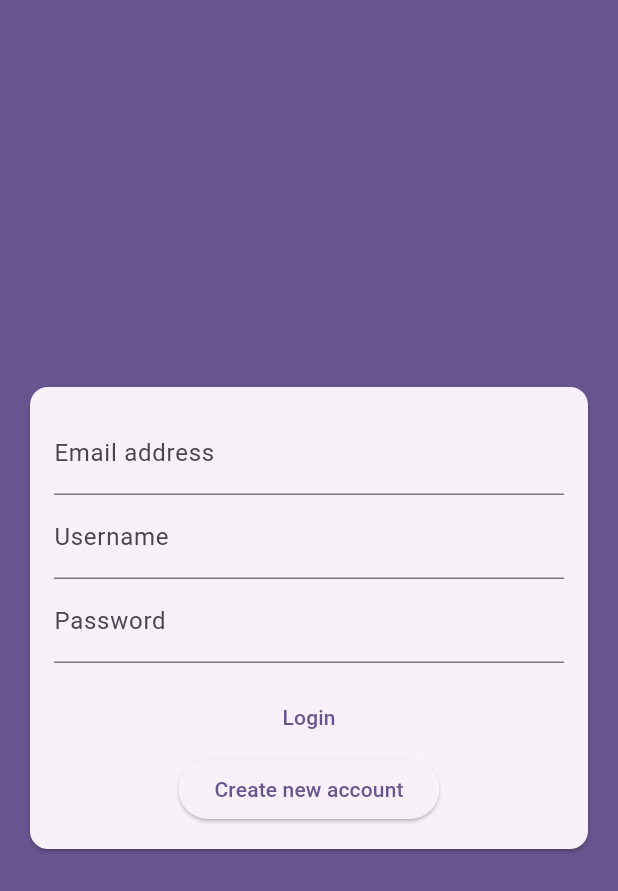
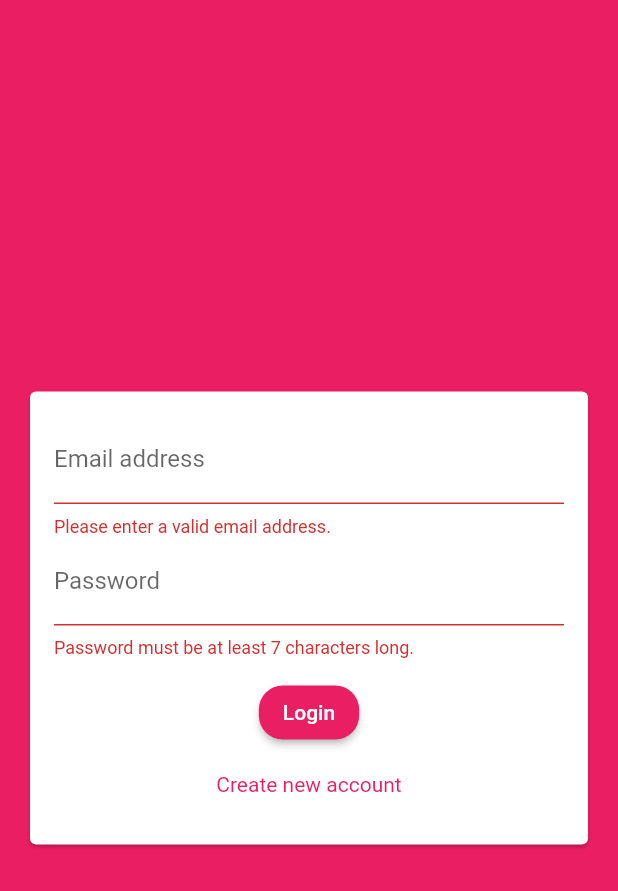
Before and after one commit to hyun56/chapter_14, a Flutter app: the screen it shows after launch, after a tap on "Login", on a phone screen of 412 x 824 dp. Shown: the top 891 px of the screen. Run offline on Flutter 3.47's test engine with Material 2 defaults, Android fonts, the phone set to English and light mode, and no system bars; our stand-ins replace cloud_firestore, firebase_core; accounts and stored records are empty.

Commit message:
325번까지

```diff
--- a/lib/main.dart
+++ b/lib/main.dart
@@ -19,8 +19,29 @@ class MyApp extends StatelessWidget {
     return MaterialApp(
       title: 'FlutterChat',
       theme: ThemeData(
-        colorScheme: ColorScheme.fromSeed(seedColor: Colors.deepPurple),
-        useMaterial3: true,
+        primarySwatch: Colors.pink,
+        colorScheme:
+            ColorScheme.fromSwatch(primarySwatch: Colors.pink).copyWith(
+          secondary: Colors.deepPurple,
+          // brightness: Brightness.dark,
+        ),
+        // primaryColor: Colors.pink,
+
+        elevatedButtonTheme: ElevatedButtonThemeData(
+          style: ElevatedButton.styleFrom(
+            backgroundColor: Colors.pink, // 버튼 배경색
+            foregroundColor: Colors.white, // 글씨색
+            shape: RoundedRectangleBorder(
+              borderRadius: BorderRadius.circular(16),
+            ),
+          ),
+        ),
+
+        /*textButtonTheme: TextButtonThemeData(
+            style: TextButton.styleFrom(
+          backgroundColor: Colors.white,
+          foregroundColor: Colors.pink,
+        )),*/
       ),
       home: AuthScreen(),
     );
--- a/lib/widgets/auth_form.dart
+++ b/lib/widgets/auth_form.dart
@@ -8,6 +8,26 @@ class AuthForm extends StatefulWidget {
 }
 
 class _AuthFormState extends State<AuthForm> {
+  final _formKey = GlobalKey<FormState>();
+  var _isLogin = true;
+  var _userEmail = '';
+  var _userName = '';
+  var _userPassword = '';
+
+  void _trySubmit() {
+    final isValid = _formKey.currentState!.validate(); // add !
+    FocusScope.of(context).unfocus(); // 양식 제출할 때 키보드 닫히게..?
+
+    if (isValid) {
+      _formKey.currentState!.save; // add !
+      print(_userEmail);
+      print(_userName);
+      print(_userPassword);
+
+      // Use those values to send out auth request ...
+    }
+  }
+
   @override
   Widget build(BuildContext context) {
     return Center(
@@ -17,32 +37,79 @@ class _AuthFormState extends State<AuthForm> {
           child: Padding(
             padding: EdgeInsets.all(16),
             child: Form(
+              key: _formKey,
               child: Column(
                 mainAxisSize: MainAxisSize.min, // 필요한 만큼만 늘어난다
                 children: <Widget>[
                   TextFormField(
+                    key: ValueKey('email'),
+                    validator: (value) {
+                      if (value!.isEmpty || !value.contains('@')) {
+                        // add !
+                        return 'Please enter a valid email address.';
+                      }
+                      return null;
+                    },
                     keyboardType: TextInputType.emailAddress,
                     decoration: InputDecoration(
                       labelText: 'Email address',
                     ),
+                    onSaved: (value) {
+                      _userPassword = value!; // add !
+                    },
                   ),
+                  if (!_isLogin)
+                    TextFormField(
+                      key: ValueKey('username'),
+                      validator: (value) {
+                        if (value!.isEmpty || value.length < 4) {
+                          // add !
+                          return 'Password enter at least 4 characters.';
+                        }
+                        return null;
+                      },
+                      decoration: InputDecoration(labelText: 'Username'),
+                      onSaved: (value) {
+                        _userName = value!; // add !
+                      },
+                    ),
                   TextFormField(
-                    decoration: InputDecoration(labelText: 'Username'),
-                  ),
-                  TextFormField(
+                    key: ValueKey('password'),
+                    validator: (value) {
+                      if (value!.isEmpty || value.length < 7) {
+                        // add !
+                        return 'Password must be at least 7 characters long.';
+                      }
+                      return null;
+                    },
                     decoration: InputDecoration(labelText: 'Password'),
                     obscureText: true, // 사용자가 입력한 텍스트 숨기기
+                    onSaved: (value) {
+                      _userPassword = value!; // add !
+                    },
                   ),
                   SizedBox(height: 12),
+                  ElevatedButton(
+                    // RaisedButton -> ElevatedButton
+                    onPressed: _trySubmit,
+                    child: Text(_isLogin ? 'Login' : 'Signup'), // 윗줄이랑 위치 변경
+                  ),
                   TextButton(
-                    // RaisedButton -> TextButton
-                    child: Text('Login'),
-                    onPressed: () {},
-                  ),
-                  ElevatedButton(
-                    // FlatButton -> ElevatedButton
-                    child: Text('Create new account'),
-                    onPressed: () {},
+                    // FlatButton -> TextButton
+                    style: TextButton.styleFrom(
+                      //primary: Theme.of(context).primaryColor, // 글자색
+                      textStyle: TextStyle(
+                        color: Theme.of(context).primaryColor,
+                      ),
+                    ),
+                    child: Text(_isLogin
+                        ? 'Create new account'
+                        : 'I already have an account'),
+                    onPressed: () {
+                      setState(() {
+                        _isLogin = !_isLogin;
+                      });
+                    },
                   )
                 ],
               ),
```
